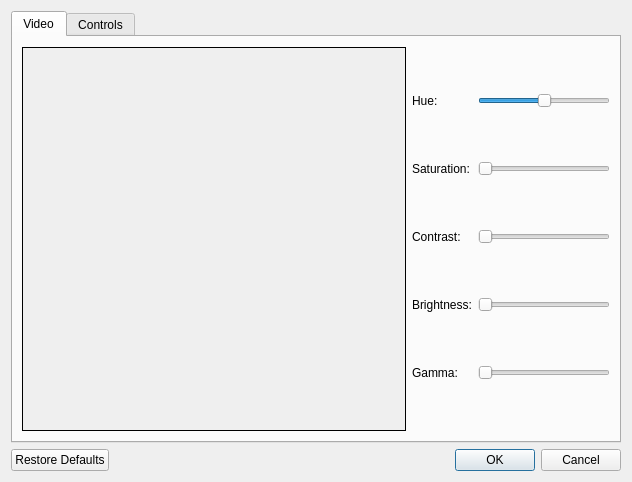
First picture: the form in src/qt/Preferences.ui, repository eteran/pretendo, before the edit.
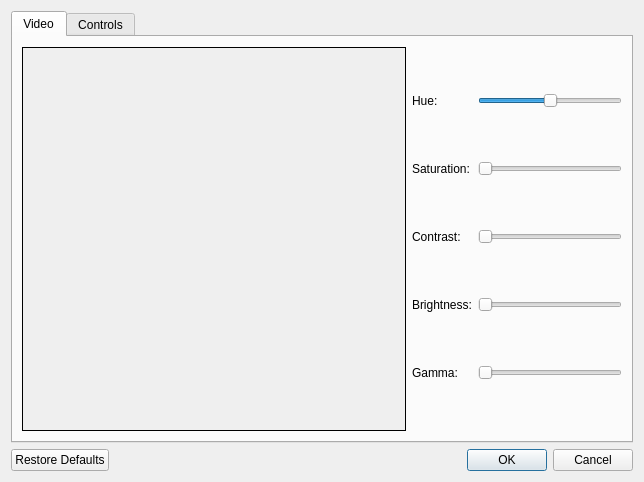
Second picture: the form after the edit. Icons and pictures are not drawn.

```diff
--- a/src/qt/Preferences.ui
+++ b/src/qt/Preferences.ui
@@ -6,8 +6,8 @@
    <rect>
     <x>0</x>
     <y>0</y>
-    <width>632</width>
-    <height>462</height>
+    <width>644</width>
+    <height>466</height>
    </rect>
   </property>
   <property name="windowTitle">
```
